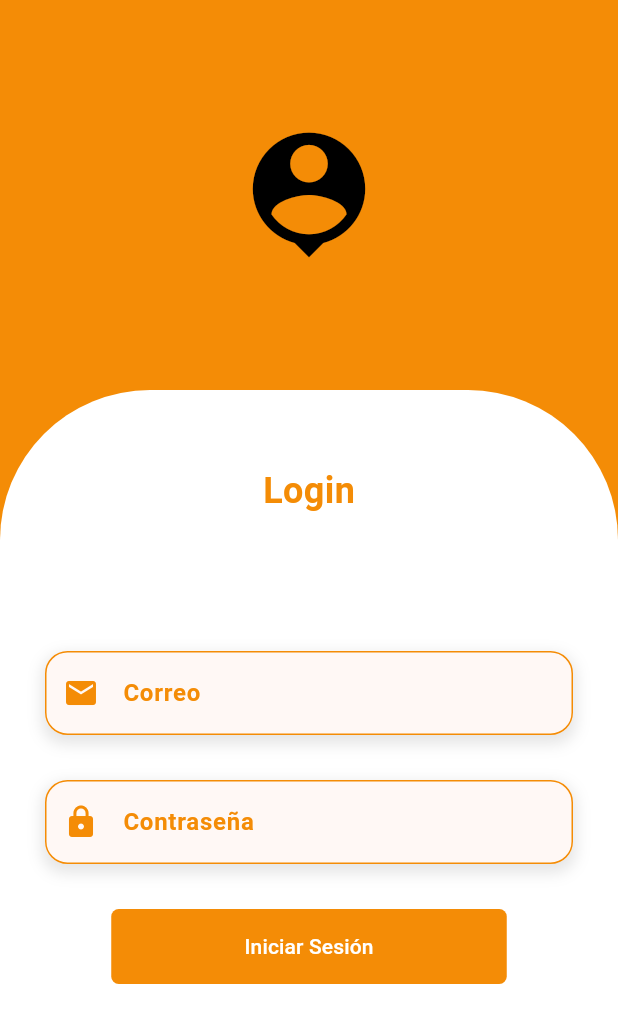
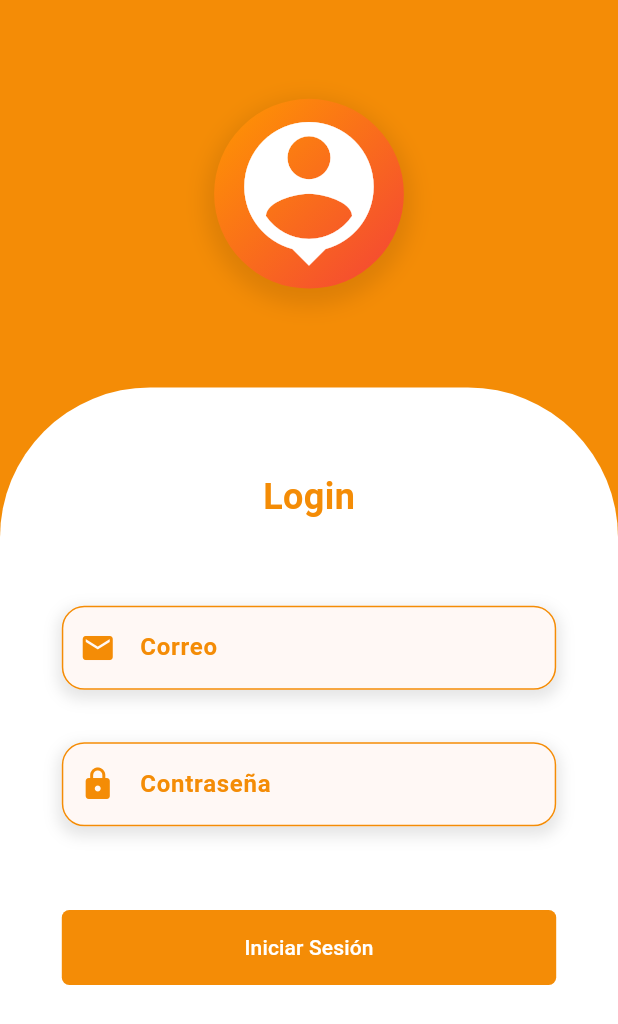
Before and after one commit to YahirPoot/FastOrderMovil, a Flutter app: the screen it shows after launch, on a phone screen of 412 x 824 dp. Shown: the top 1024 px of the screen. Run offline on Flutter 3.47's test engine with Material 3 defaults, Android fonts, the phone set to English and light mode, and no system bars; our stand-ins replace bloc, dio, equatable, flutter_bloc, go_router.

Commit message:
refactor login screen

```diff
--- a/lib/presentation/screens/auth/login_screen.dart
+++ b/lib/presentation/screens/auth/login_screen.dart
@@ -1,107 +1,47 @@
-import 'package:fast_order/config/themes/font/font_styles.dart';
-import 'package:fast_order/presentation/bloc/auth_bloc/auth_bloc.dart';
-import 'package:fast_order/presentation/widgets/shared/custom_filled_buttom.dart';
-import 'package:fast_order/presentation/widgets/shared/custom_text_form_field.dart';
+import 'package:fast_order/presentation/widgets/index.dart';
 import 'package:flutter/material.dart';
-import 'package:flutter_bloc/flutter_bloc.dart';
-import 'package:go_router/go_router.dart';
 
 class LoginScreen extends StatelessWidget {
   const LoginScreen({super.key});
 
   @override
   Widget build(BuildContext context) {
+    final ScrollController scrollController = ScrollController();
+    final viewInsets = MediaQuery.of(context).viewInsets;
     final size = MediaQuery.of(context).size;
+
+    _handleKeyboardVisibility(viewInsets, scrollController);
+
     return Scaffold(
-      backgroundColor: Color(0xFFF48C06),
+      backgroundColor: const Color(0xFFF48C06),
       body: SingleChildScrollView(
-        physics: ClampingScrollPhysics(),
+        controller: scrollController,
+        physics: const ClampingScrollPhysics(),
+        child: SizedBox(
+          height: size.height,
           child: Column(
+            mainAxisAlignment: MainAxisAlignment.spaceBetween,
             crossAxisAlignment: CrossAxisAlignment.center,
             children: [
-            SizedBox(height: 80),
-            Icon(
-              Icons.person_pin,
-              color: Colors.black,
-              size: 100,
+              LoginIcon(size: size),
+              FormContainer(loginForm: LoginForm()),
+            ],
           ),
-            SizedBox(
-              height: 80,
-            ),
-            Container(
-              height: size.height - 260,
-              width: double.infinity,
-              decoration: BoxDecoration(
-                  color: Colors.white,
-                  borderRadius: BorderRadius.only(
-                      topLeft: Radius.circular(100),
-                      topRight: Radius.circular(100))),
-              child: _LoginForm(),
-            ),
-          ],
         ),
       ),
     );
   }
+
+  void _handleKeyboardVisibility(EdgeInsets viewInsets, ScrollController scrollController) {
+    if (viewInsets.bottom > 0) {
+      WidgetsBinding.instance.addPostFrameCallback((_) {
+        scrollController.animateTo(
+          200,
+          duration: const Duration(milliseconds: 250),
+          curve: Curves.easeOut,
+        );
+      });
+    }
   }
 
-class _LoginForm extends StatelessWidget {
-  @override
-  Widget build(BuildContext context) {
-    final sizeWidth = MediaQuery.of(context).size.width;
-
-    return BlocListener<AuthBloc, AuthState>(
-        listener: (context, state) {
-          if (state.isLoggedIn) {
-            context.go('/');
 }
-        },
-        child: Padding(
-          padding: EdgeInsets.symmetric(horizontal: 30),
-          child: Column(
-            children: [
-              SizedBox(
-                height: 50,
-              ),
-              Text('Login', style: titleColorApppF24,),
-              SizedBox(
-                height: 90,
-              ),
-              CustomTextFormField(
-                label: "Correo",
-                hint: "Ingresa tu correo",
-                icon: Icons.email,
-                keyboardType: TextInputType.emailAddress,
-                validator: (value) =>
-                    value!.isEmpty ? "Este campo es obligatorio" : null,
-              ),
-              const SizedBox(height: 30),
-              CustomTextFormField(
-                label: 'Contraseña',
-                hint: 'Ingresa tu contraseña',
-                icon: Icons.lock,
-                keyboardType: TextInputType.visiblePassword,
-                obscureText: true,
-                validator: (value) =>
-                    value!.isEmpty ? "Este campo es obligatorio" : null,
-              ),
-              const SizedBox(
-                height: 30,
-              ),
-              SizedBox(
-                width: sizeWidth * 0.8 * 0.8,
-                height: 50,
-                child: CustomFilledButtomn(
-                  text: 'Iniciar Sesión',
-                  buttonColor: Color(0xFFF48C06),
-                  onPressed: () {
-                    context.read<AuthBloc>().add(LoginEvent());
-                    context.go('/');
-                  },
-                ),
-              )
-            ],
-          ),
-        ));
-  }
-}
--- /dev/null
+++ b/lib/presentation/widgets/auth/index.dart
@@ -0,0 +1,3 @@
+export './login_form.dart';
+export './login_form_container.dart';
+export './login_icon.dart';
--- /dev/null
+++ b/lib/presentation/widgets/auth/login_form.dart
@@ -0,0 +1,67 @@
+import 'package:fast_order/config/index.dart';
+import 'package:fast_order/presentation/bloc/index.dart';
+import 'package:fast_order/presentation/widgets/index.dart';
+import 'package:flutter/material.dart';
+import 'package:flutter_bloc/flutter_bloc.dart';
+import 'package:go_router/go_router.dart';
+
+class LoginForm extends StatelessWidget {
+  const LoginForm({super.key});
+
+  @override
+  Widget build(BuildContext context) {
+    final sizeWidth = MediaQuery.of(context).size.width;
+
+    return BlocListener<AuthBloc, AuthState>(
+      listener: (context, state) {
+        if (state.isLoggedIn) {
+          context.go('/');
+        }
+      },
+      child: Padding(
+        padding: EdgeInsets.symmetric(horizontal: 30),
+        child: Column(
+          children: [
+            Spacer(flex: 1),
+            Text('Login', style: titleColorApppF24),
+            Spacer(flex: 1),
+            CustomTextFormField(
+              width: sizeWidth * 0.8,
+              label: "Correo",
+              hint: "Ingresa tu correo",
+              icon: Icons.email,
+              keyboardType: TextInputType.emailAddress,
+              validator: (value) =>
+                  value!.isEmpty ? "Este campo es obligatorio" : null,
+            ),
+            SizedBox(height: 35),
+            CustomTextFormField(
+              width: sizeWidth * 0.8,
+              label: 'Contraseña',
+              hint: 'Ingresa tu contraseña',
+              icon: Icons.lock,
+              keyboardType: TextInputType.visiblePassword,
+              obscureText: true,
+              validator: (value) =>
+                  value!.isEmpty ? "Este campo es obligatorio" : null,
+            ),
+            Spacer(flex: 1),
+            SizedBox(
+              width: sizeWidth * 0.8,
+              height: 50,
+              child: CustomFilledButtomn(
+                text: 'Iniciar Sesión',
+                buttonColor: Color(0xFFF48C06),
+                onPressed: () {
+                  context.read<AuthBloc>().add(LoginEvent());
+                  context.go('/');
+                },
+              ),
+            ),
+            Spacer(flex: 3),
+          ],
+        ),
+      ),
+    );
+  }
+}
--- /dev/null
+++ b/lib/presentation/widgets/auth/login_form_container.dart
@@ -0,0 +1,23 @@
+import 'package:flutter/material.dart';
+
+class FormContainer extends StatelessWidget {
+  final Widget loginForm;
+  const FormContainer({super.key, required this.loginForm});
+
+  @override
+  Widget build(BuildContext context) {
+    return Expanded(
+      child: Container(
+        width: double.infinity,
+        decoration: const BoxDecoration(
+          color: Colors.white,
+          borderRadius: BorderRadius.only(
+            topLeft: Radius.circular(100),
+            topRight: Radius.circular(100),
+          ),
+        ),
+        child: loginForm,
+      ),
+    );
+  }
+}
--- /dev/null
+++ b/lib/presentation/widgets/auth/login_icon.dart
@@ -0,0 +1,50 @@
+import 'package:flutter/material.dart';
+
+class LoginIcon extends StatelessWidget {
+  const LoginIcon({
+    super.key,
+    required this.size,
+  });
+
+  final Size size;
+
+  @override
+  Widget build(BuildContext context) {
+    return Container(
+      padding: EdgeInsets.symmetric(vertical: size.height * 0.09),
+      child: Center(
+        child: AnimatedScale(
+          scale: 1.15,
+          duration: const Duration(milliseconds: 500),
+          curve: Curves.easeInOut,
+          child: Container(
+            decoration: BoxDecoration(
+              shape: BoxShape.circle,
+              gradient: LinearGradient(
+                colors: [Colors.orange, Colors.red],
+                begin: Alignment.topLeft,
+                end: Alignment.bottomRight,
+              ),
+              boxShadow: [
+                BoxShadow(
+                  color: Colors.black.withAlpha(24),
+                  spreadRadius: 5,
+                  blurRadius: 10,
+                  offset: Offset(0, 5),
+                ),
+              ],
+            ),
+            child: Padding(
+              padding: const EdgeInsets.all(5.0),
+              child: const Icon(
+                Icons.person_pin,
+                color: Colors.white,
+                size: 100,
+              ),
+            ),
+          ),
+        ),
+      ),
+    );
+  }
+}
--- a/lib/presentation/widgets/index.dart
+++ b/lib/presentation/widgets/index.dart
@@ -1,3 +1,4 @@
 export './home/index.dart';
 export './shared/index.dart';
 export './view/index.dart';
+export './auth/index.dart';
```
Also changed, not shown: pubspec.yaml (+6 -20 lines). Lines whose indentation alone changed are shown as unchanged.
